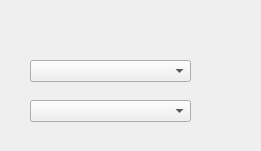
First picture: the form in menu_twoCombobox.ui, repository Tosh007/DnD5_CharCreator, before the edit.
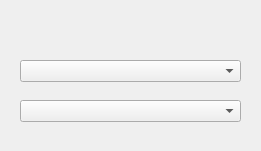
Second picture: the form after the edit.

```diff
--- a/menu_twoCombobox.ui
+++ b/menu_twoCombobox.ui
@@ -16,9 +16,9 @@
   <widget class="QComboBox" name="comboBox1">
    <property name="geometry">
     <rect>
-     <x>30</x>
+     <x>20</x>
      <y>60</y>
-     <width>161</width>
+     <width>221</width>
      <height>22</height>
     </rect>
    </property>
@@ -39,9 +39,9 @@
   <widget class="QComboBox" name="comboBox2">
    <property name="geometry">
     <rect>
-     <x>30</x>
+     <x>20</x>
      <y>100</y>
-     <width>161</width>
+     <width>221</width>
      <height>22</height>
     </rect>
    </property>
```
